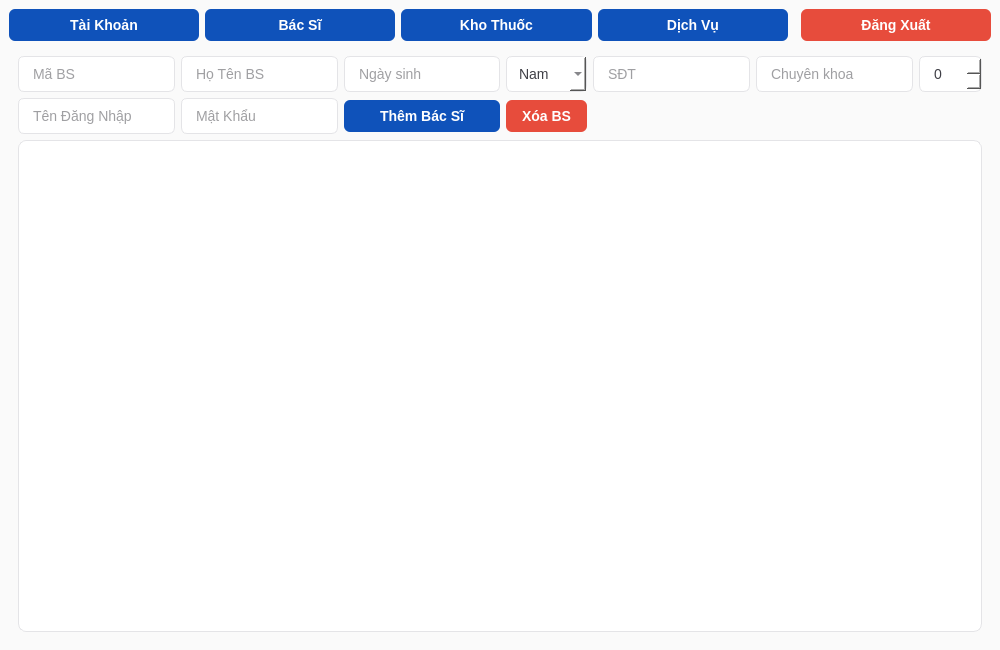
The window that src/ui/AdminMenu.ui (prestonwanttorevenge/PBL2) describes before a commit, drawn with Qt 5.
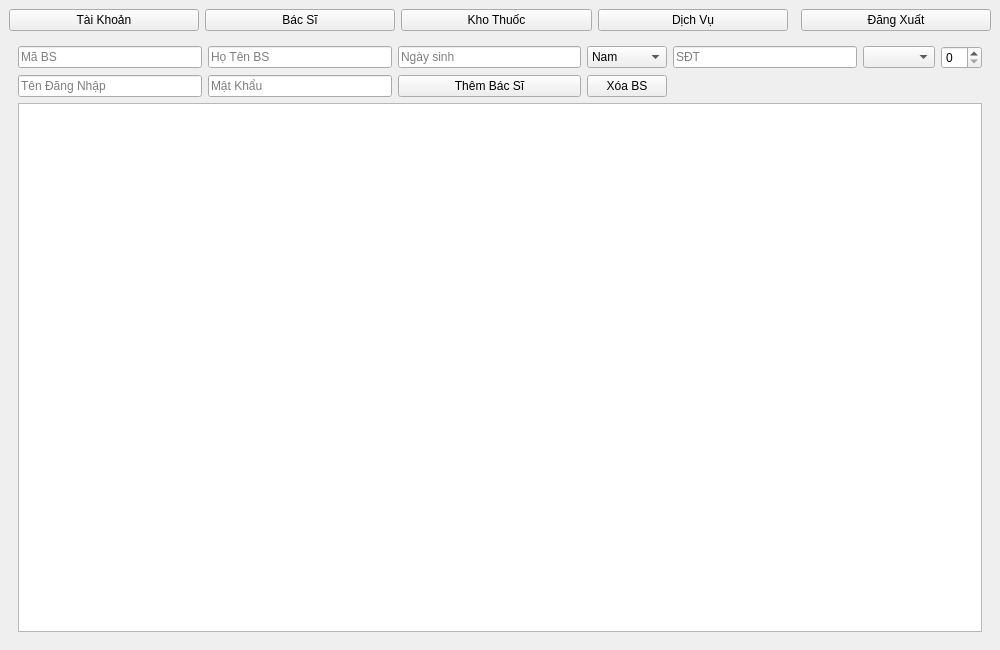
The same window after the commit. The open tabs and pages were chosen to show the change.

```diff
--- a/src/ui/AdminMenu.ui
+++ b/src/ui/AdminMenu.ui
@@ -4,88 +4,7 @@
  <widget class="QMainWindow" name="AdminMenu">
   <property name="geometry"><rect><x>0</x><y>0</y><width>1000</width><height>650</height></rect></property>
   <property name="windowTitle"><string>Quản Trị Hệ Thống - Admin Menu</string></property>
-  <property name="styleSheet"><string>QWidget {
-    font-family: 'Inter', 'Segoe UI', 'Arial', sans-serif;
-    font-size: 14px;
-    color: #18181b; /* kẽm-900 (zinc-900) - màu đen dịu */
-    background-color: #fafafa; /* kẽm-50 (zinc-50) - nền trắng xám dịu mắt */
-}
-
-QMainWindow {
-    background-color: #fafafa;
-}
-
-/* NÚT BẤM CHUNG - Màu Oceanic Azure #002B8C */
-QPushButton {
-    background-color: #0F52BA; /* Sapphire - Màu chính cho nút thao tác */
-    color: white;
-    border-radius: 6px;
-    padding: 8px 16px;
-    font-weight: 500;
-    border: none;
-}
-
-QPushButton:hover {
-    background-color: #002B8C; /* Oceanic Azure - Đậm hơn khi hover */
-}
-
-QPushButton:pressed {
-    background-color: #282888; /* Indigo Blue - Khi nhấn */
-}
-
-/* NÚT ĐĂNG XUẤT / XÓA KHẨN CẤP */
-QPushButton#btnLogout, QPushButton#btnDeleteUser, QPushButton#btnDeleteDoctor, QPushButton#btnDeleteMedicine, QPushButton#btnDeleteService {
-    background-color: #e74c3c; /* Đỏ nhạt để cảnh báo */
-}
-
-QPushButton#btnLogout:hover, QPushButton#btnDeleteUser:hover, QPushButton#btnDeleteDoctor:hover, QPushButton#btnDeleteMedicine:hover, QPushButton#btnDeleteService:hover {
-    background-color: #c0392b;
-}
-
-/* Ô NHẬP LIỆU (Input / ComboBox / SpinBox) */
-QLineEdit, QTextEdit, QPlainTextEdit, QComboBox, QSpinBox {
-    background-color: white;
-    border: 1px solid #e4e4e7; /* zinc-200 */
-    border-radius: 6px;
-    padding: 8px 12px;
-    color: #3f3f46; /* zinc-700 */
-}
-
-QLineEdit:focus, QTextEdit:focus, QComboBox:focus, QSpinBox:focus {
-    border: 1px solid #0F52BA; /* Viền Sapphire khi focus */
-    background-color: #F0FFFF; /* Azure nhạt khi focus */
-}
-
-/* BẢNG DỮ LIỆU (Table Widget) */
-QTableView, QTableWidget {
-    background-color: white;
-    gridline-color: #f4f4f5; /* zinc-100 */
-    border: 1px solid #e4e4e7; /* zinc-200 */
-    border-radius: 8px;
-    selection-background-color: #F0FFFF; /* Azure nhạt khi chọn */
-    selection-color: #002B8C; /* Oceanic Azure đậm khi chọn */
-}
-
-/* TIÊU ĐỀ CỘT CỦA BẢNG */
-QHeaderView::section {
-    background-color: #f4f4f5; /* zinc-100 */
-    color: #52525b; /* zinc-600 */
-    padding: 10px;
-    font-weight: bold;
-    border: none;
-    border-bottom: 2px solid #e4e4e7; /* zinc-200 */
-    text-transform: uppercase;
-}
-
-QTableView::item {
-    padding: 8px;
-    border-bottom: 1px solid #f4f4f5;
-}
-
-QTableView::item:hover {
-    background-color: #fafafa;
-}
-</string></property><widget class="QWidget" name="centralwidget">
+  <widget class="QWidget" name="centralwidget">
    <layout class="QVBoxLayout" name="verticalLayoutMain">
     <item>
      <layout class="QHBoxLayout" name="horizontalLayoutTopBar">
@@ -130,7 +49,7 @@
           <item row="0" column="2"><widget class="QLineEdit" name="txtDob"><property name="placeholderText"><string>Ngày sinh</string></property></widget></item>
           <item row="0" column="3"><widget class="QComboBox" name="cbGender"><item><property name="text"><string>Nam</string></property></item><item><property name="text"><string>Nữ</string></property></item></widget></item>
           <item row="0" column="4"><widget class="QLineEdit" name="txtPhone"><property name="placeholderText"><string>SĐT</string></property></widget></item>
-          <item row="0" column="5"><widget class="QLineEdit" name="txtDocSpecialty"><property name="placeholderText"><string>Chuyên khoa</string></property></widget></item>
+          <item row="0" column="5"><widget class="QComboBox" name="cbDocSpecialty" /></item>
           <item row="0" column="6"><widget class="QSpinBox" name="spinExpYears" /></item>
           <item row="1" column="0"><widget class="QLineEdit" name="txtDocUsername"><property name="placeholderText"><string>Tên Đăng Nhập</string></property></widget></item>
           <item row="1" column="1"><widget class="QLineEdit" name="txtDocPassword"><property name="placeholderText"><string>Mật Khẩu</string></property></widget></item>
```
